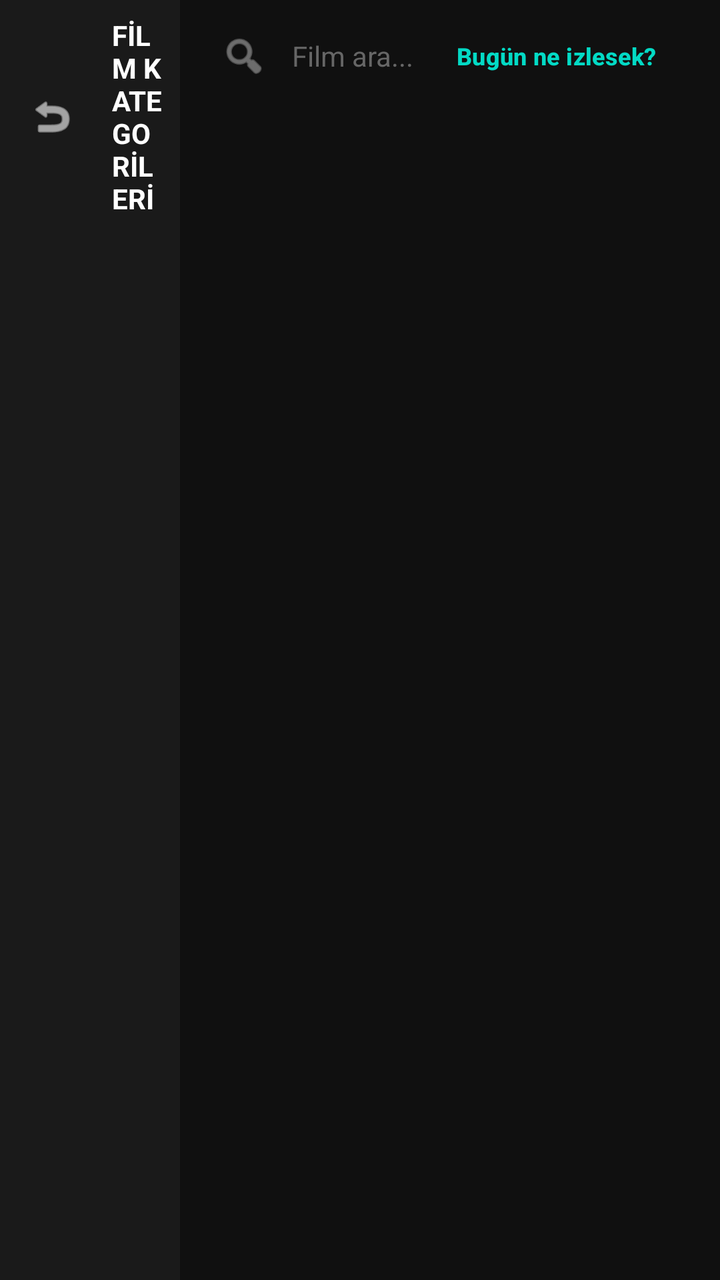
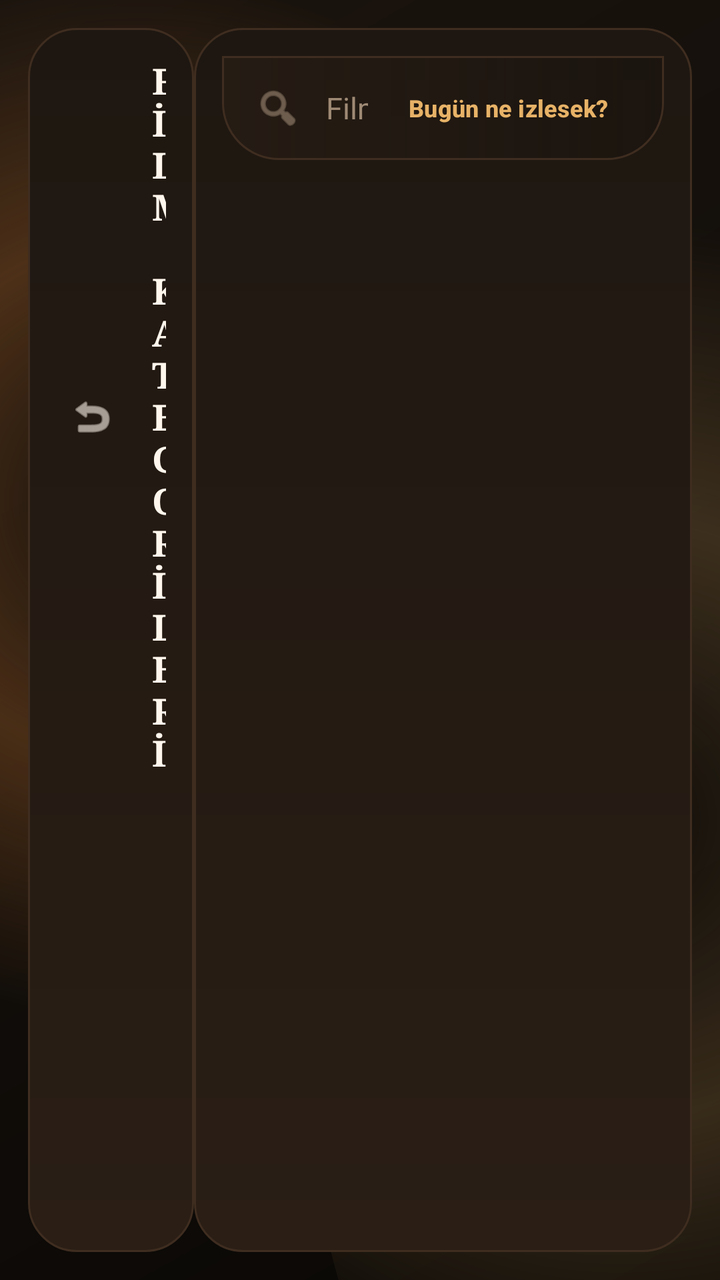

Compare the two renders of this Android layout. The source of the first and the diff that turns it into the second are given below.
<!-- AndroidManifest.xml: application theme Theme.UzunsIPTV -->
<!-- res/layout/activity_vod.xml -->
<?xml version="1.0" encoding="utf-8"?>
<LinearLayout xmlns:android="http://schemas.android.com/apk/res/android"
    xmlns:app="http://schemas.android.com/apk/res-auto"
    xmlns:tools="http://schemas.android.com/tools"
    android:layout_width="match_parent"
    android:layout_height="match_parent"
    android:orientation="horizontal"
    android:background="#101010"
    android:baselineAligned="false"
    tools:context=".VodActivity">

    <LinearLayout
        android:id="@+id/panelCategories"
        android:layout_width="0dp"
        android:layout_height="match_parent"
        android:layout_weight="0.25"
        android:orientation="vertical"
        android:background="#1A1A1A"
        android:padding="8dp">

        <LinearLayout
            android:layout_width="match_parent"
            android:layout_height="wrap_content"
            android:orientation="horizontal"
            android:gravity="center_vertical"
            android:paddingBottom="16dp">

            <ImageView
                android:id="@+id/btnBack"
                android:layout_width="36dp"
                android:layout_height="36dp"
                android:src="@android:drawable/ic_menu_revert"
                app:tint="#FFFFFF"
                android:background="@drawable/bg_universal_selector"
                android:padding="6dp"
                android:clickable="true"
                android:focusable="true"/>

            <TextView
                android:layout_width="wrap_content"
                android:layout_height="wrap_content"
                android:text="FİLM KATEGORİLERİ"
                android:textColor="#FFFFFF"
                android:textSize="14sp"
                android:textStyle="bold"
                android:layout_marginStart="12dp"/>
        </LinearLayout>

        <androidx.recyclerview.widget.RecyclerView
            android:id="@+id/rvCategories"
            android:layout_width="match_parent"
            android:layout_height="match_parent"
            android:nextFocusRight="@+id/rvMovies"
            android:descendantFocusability="afterDescendants"/>

    </LinearLayout>

    <androidx.constraintlayout.widget.ConstraintLayout
        android:layout_width="0dp"
        android:layout_height="match_parent"
        android:layout_weight="0.75"
        android:padding="8dp">

        <LinearLayout
            android:id="@+id/searchBar"
            android:layout_width="match_parent"
            android:layout_height="wrap_content"
            android:orientation="horizontal"
            android:gravity="center_vertical"
            android:background="@drawable/bg_universal_selector"
            android:paddingHorizontal="12dp"
            android:layout_marginBottom="8dp"
            app:layout_constraintTop_toTopOf="parent"
            app:layout_constraintStart_toStartOf="parent"
            app:layout_constraintEnd_toEndOf="parent">

            <ImageView
                android:layout_width="24dp"
                android:layout_height="24dp"
                android:src="@android:drawable/ic_menu_search"
                app:tint="#AAAAAA"/>

            <EditText
                android:id="@+id/etSearch"
                android:layout_width="0dp"
                android:layout_height="40dp"
                android:layout_weight="1"
                android:background="@null"
                android:hint="Film ara..."
                android:textColor="#FFFFFF"
                android:textColorHint="#666666"
                android:textSize="14sp"
                android:paddingStart="12dp"
                android:singleLine="true"
                android:imeOptions="actionSearch"/>

            <Button
                android:id="@+id/btnRandomPick"
                android:layout_width="wrap_content"
                android:layout_height="40dp"
                android:minWidth="0dp"
                android:paddingHorizontal="12dp"
                android:background="@drawable/bg_universal_selector"
                android:drawableStart="@drawable/ic_shuffle"
                android:drawablePadding="8dp"
                android:text="Bugün ne izlesek?"
                android:textAllCaps="false"
                android:textColor="#03DAC5"
                android:textStyle="bold"
                android:textSize="12sp"
                android:contentDescription="Rastgele film"
                android:focusable="true"
                android:clickable="true"
                android:layout_marginStart="8dp"/>
        </LinearLayout>

        <ProgressBar
            android:id="@+id/pbLoading"
            android:layout_width="wrap_content"
            android:layout_height="wrap_content"
            android:indeterminateTint="#03DAC5"
            app:layout_constraintTop_toBottomOf="@+id/searchBar"
            app:layout_constraintBottom_toBottomOf="parent"
            app:layout_constraintStart_toStartOf="parent"
            app:layout_constraintEnd_toEndOf="parent"/>

        <androidx.recyclerview.widget.RecyclerView
            android:id="@+id/rvMovies"
            android:layout_width="match_parent"
            android:layout_height="0dp"
            android:layout_marginTop="8dp"
            app:layout_constraintTop_toBottomOf="@+id/searchBar"
            app:layout_constraintBottom_toBottomOf="parent"
            android:nextFocusLeft="@+id/rvCategories"
            android:descendantFocusability="afterDescendants"/>

    </androidx.constraintlayout.widget.ConstraintLayout>

    <androidx.constraintlayout.widget.ConstraintLayout
        android:id="@+id/randomOverlay"
        android:layout_width="match_parent"
        android:layout_height="match_parent"
        android:background="@drawable/bg_random_overlay"
        android:visibility="gone">

        <androidx.cardview.widget.CardView
            android:id="@+id/randomCard"
            android:layout_width="260dp"
            android:layout_height="380dp"
            android:layout_margin="24dp"
            app:cardCornerRadius="16dp"
            app:cardElevation="18dp"
            android:alpha="0"
            android:scaleX="0.9"
            android:scaleY="0.9"
            app:layout_constraintTop_toTopOf="parent"
            app:layout_constraintBottom_toBottomOf="parent"
            app:layout_constraintStart_toStartOf="parent"
            app:layout_constraintEnd_toEndOf="parent">

            <LinearLayout
                android:layout_width="match_parent"
                android:layout_height="match_parent"
                android:orientation="vertical">

                <ImageView
                    android:id="@+id/randomPoster"
                    android:layout_width="match_parent"
                    android:layout_height="0dp"
                    android:layout_weight="1"
                    android:scaleType="centerCrop"
                    android:src="@drawable/bg_placeholder"/>

                <TextView
                    android:id="@+id/randomTitle"
                    android:layout_width="match_parent"
                    android:layout_height="wrap_content"
                    android:text="Rastgele Film"
                    android:textColor="#FFFFFF"
                    android:textStyle="bold"
                    android:textSize="16sp"
                    android:padding="12dp"
                    android:background="#BF000000"/>

                <LinearLayout
                    android:layout_width="match_parent"
                    android:layout_height="wrap_content"
                    android:orientation="horizontal"
                    android:gravity="center"
                    android:padding="12dp"
                    android:background="#CC000000">

                    <Button
                        android:id="@+id/btnRandomAgain"
                        android:layout_width="0dp"
                        android:layout_height="wrap_content"
                        android:layout_weight="1"
                        android:text="Tekrar"
                        android:textStyle="bold"
                        android:background="@drawable/bg_universal_selector"
                        android:textColor="#FFFFFF"
                        android:padding="10dp"
                        android:nextFocusRight="@id/btnRandomGo"/>

                    <Space
                        android:layout_width="12dp"
                        android:layout_height="wrap_content"/>

                    <Button
                        android:id="@+id/btnRandomGo"
                        android:layout_width="0dp"
                        android:layout_height="wrap_content"
                        android:layout_weight="1"
                        android:text="Filme Git"
                        android:textStyle="bold"
                        android:background="@drawable/bg_primary_button"
                        android:textColor="#000000"
                        android:padding="10dp"
                        android:nextFocusLeft="@id/btnRandomAgain"/>
                </LinearLayout>
            </LinearLayout>
        </androidx.cardview.widget.CardView>
    </androidx.constraintlayout.widget.ConstraintLayout>

</LinearLayout>
<!-- resources referenced by this layout -->
<resources>
  <!-- drawable bg_primary_button (drawable) -->
  <?xml version="1.0" encoding="utf-8"?>
  <selector xmlns:android="http://schemas.android.com/apk/res/android">
      <item android:state_pressed="true">
          <shape android:shape="rectangle">
              <solid android:color="#02c7b4"/>
              <corners android:radius="14dp" />
              <stroke android:width="2dp" android:color="#FFFFFFFF" />
          </shape>
      </item>
      
      
      <item android:state_focused="true">
          <layer-list>
              
              <item android:top="2dp" android:bottom="2dp" android:left="2dp" android:right="2dp">
                  <shape android:shape="rectangle">
                      <solid android:color="#FFFFFF"/>
                      <corners android:radius="16dp" />
                  </shape>
              </item>
              
              <item android:top="5dp" android:bottom="5dp" android:left="5dp" android:right="5dp">
                  <shape android:shape="rectangle">
                      <solid android:color="#00FFF7"/>
                      <corners android:radius="12dp" />
                      <stroke android:width="3dp" android:color="#FFFFFF" />
                  </shape>
              </item>
          </layer-list>
      </item>
      
      
      <item>
          <shape android:shape="rectangle">
              <solid android:color="#03DAC5"/>
              <corners android:radius="14dp" />
          </shape>
      </item>
  </selector>
  <!-- drawable bg_universal_selector (drawable) -->
  <?xml version="1.0" encoding="utf-8"?>
  <selector xmlns:android="http://schemas.android.com/apk/res/android">
  
      <item android:state_focused="true">
          <shape android:shape="rectangle">
              <solid android:color="#15FFFFFF"/> <stroke android:width="2dp" android:color="#FFFFFF" /> <corners android:radius="12dp" />
          </shape>
      </item>
  
      <item android:state_pressed="true">
          <shape android:shape="rectangle">
              <solid android:color="#00000000"/> <stroke android:width="3dp" android:color="#03DAC5" /> <corners android:radius="12dp" />
          </shape>
      </item>
  
      <item>
          <shape android:shape="rectangle">
              <solid android:color="#00000000"/>
              <stroke android:width="0dp" android:color="#00000000" />
              <corners android:radius="12dp" />
          </shape>
      </item>
  </selector>
  <style name="Base.Theme.UzunsIPTV" parent="Theme.Material3.DayNight.NoActionBar">
          
          
      </style>
  <!-- unchanged entries left out for length: 4 -->
</resources>

<!-- the commit's change to res/layout/activity_vod.xml (unified diff, before → after) -->
@@ -2,10 +2,11 @@
 <LinearLayout xmlns:android="http://schemas.android.com/apk/res/android"
     xmlns:app="http://schemas.android.com/apk/res-auto"
     xmlns:tools="http://schemas.android.com/tools"
+    android:id="@+id/rootVodLayout"
     android:layout_width="match_parent"
     android:layout_height="match_parent"
     android:orientation="horizontal"
-    android:background="#101010"
+    android:background="@drawable/bg_app_surface"
     android:baselineAligned="false"
     tools:context=".VodActivity">
 
@@ -14,35 +15,40 @@
         android:layout_width="0dp"
         android:layout_height="match_parent"
         android:layout_weight="0.25"
+        android:layout_marginStart="14dp"
+        android:layout_marginTop="14dp"
+        android:layout_marginBottom="14dp"
         android:orientation="vertical"
-        android:background="#1A1A1A"
-        android:padding="8dp">
+        android:background="@drawable/bg_panel_surface"
+        android:padding="14dp">
 
         <LinearLayout
             android:layout_width="match_parent"
             android:layout_height="wrap_content"
             android:orientation="horizontal"
             android:gravity="center_vertical"
-            android:paddingBottom="16dp">
+            android:paddingBottom="18dp">
 
             <ImageView
                 android:id="@+id/btnBack"
                 android:layout_width="36dp"
                 android:layout_height="36dp"
                 android:src="@android:drawable/ic_menu_revert"
-                app:tint="#FFFFFF"
+                app:tint="@color/app_text_primary"
                 android:background="@drawable/bg_universal_selector"
                 android:padding="6dp"
                 android:clickable="true"
-                android:focusable="true"/>
+                android:focusable="true"
+                android:scaleType="centerInside"/>
 
             <TextView
                 android:layout_width="wrap_content"
                 android:layout_height="wrap_content"
                 android:text="FİLM KATEGORİLERİ"
-                android:textColor="#FFFFFF"
-                android:textSize="14sp"
+                android:textColor="@color/app_text_primary"
+                android:textSize="18sp"
                 android:textStyle="bold"
+                android:fontFamily="serif"
                 android:layout_marginStart="12dp"/>
         </LinearLayout>
 
@@ -56,10 +62,15 @@
     </LinearLayout>
 
     <androidx.constraintlayout.widget.ConstraintLayout
+        android:id="@+id/contentVodPanel"
         android:layout_width="0dp"
         android:layout_height="match_parent"
         android:layout_weight="0.75"
-        android:padding="8dp">
+        android:layout_marginTop="14dp"
+        android:layout_marginEnd="14dp"
+        android:layout_marginBottom="14dp"
+        android:background="@drawable/bg_panel_surface"
+        android:padding="14dp">
 
         <LinearLayout
             android:id="@+id/searchBar"
@@ -67,9 +78,10 @@
             android:layout_height="wrap_content"
             android:orientation="horizontal"
             android:gravity="center_vertical"
-            android:background="@drawable/bg_universal_selector"
-            android:paddingHorizontal="12dp"
-            android:layout_marginBottom="8dp"
+            android:background="@drawable/bg_toolbar_surface"
+            android:paddingHorizontal="16dp"
+            android:paddingVertical="6dp"
+            android:layout_marginBottom="12dp"
             app:layout_constraintTop_toTopOf="parent"
             app:layout_constraintStart_toStartOf="parent"
             app:layout_constraintEnd_toEndOf="parent">
@@ -78,7 +90,8 @@
                 android:layout_width="24dp"
                 android:layout_height="24dp"
                 android:src="@android:drawable/ic_menu_search"
-                app:tint="#AAAAAA"/>
+                app:tint="@color/app_text_muted"
+                android:scaleType="centerInside"/>
 
             <EditText
                 android:id="@+id/etSearch"
@@ -87,9 +100,9 @@
                 android:layout_weight="1"
                 android:background="@null"
                 android:hint="Film ara..."
-                android:textColor="#FFFFFF"
-                android:textColorHint="#666666"
-                android:textSize="14sp"
+                android:textColor="@color/app_text_primary"
+                android:textColorHint="@color/app_text_muted"
+                android:textSize="15sp"
                 android:paddingStart="12dp"
                 android:singleLine="true"
                 android:imeOptions="actionSearch"/>
@@ -105,7 +118,7 @@
                 android:drawablePadding="8dp"
                 android:text="Bugün ne izlesek?"
                 android:textAllCaps="false"
-                android:textColor="#03DAC5"
+                android:textColor="@color/app_accent"
                 android:textStyle="bold"
                 android:textSize="12sp"
                 android:contentDescription="Rastgele film"
@@ -118,7 +131,7 @@
             android:id="@+id/pbLoading"
             android:layout_width="wrap_content"
             android:layout_height="wrap_content"
-            android:indeterminateTint="#03DAC5"
+            android:indeterminateTint="@color/app_accent"
             app:layout_constraintTop_toBottomOf="@+id/searchBar"
             app:layout_constraintBottom_toBottomOf="parent"
             app:layout_constraintStart_toStartOf="parent"
@@ -148,8 +161,9 @@
             android:layout_width="260dp"
             android:layout_height="380dp"
             android:layout_margin="24dp"
-            app:cardCornerRadius="16dp"
-            app:cardElevation="18dp"
+            app:cardBackgroundColor="@color/app_card"
+            app:cardCornerRadius="24dp"
+            app:cardElevation="0dp"
             android:alpha="0"
             android:scaleX="0.9"
             android:scaleY="0.9"
@@ -176,11 +190,11 @@
                     android:layout_width="match_parent"
                     android:layout_height="wrap_content"
                     android:text="Rastgele Film"
-                    android:textColor="#FFFFFF"
+                    android:textColor="@color/app_text_primary"
                     android:textStyle="bold"
-                    android:textSize="16sp"
+                    android:textSize="18sp"
                     android:padding="12dp"
-                    android:background="#BF000000"/>
+                    android:background="@drawable/bg_toolbar_surface"/>
 
                 <LinearLayout
                     android:layout_width="match_parent"
@@ -188,7 +202,7 @@
                     android:orientation="horizontal"
                     android:gravity="center"
                     android:padding="12dp"
-                    android:background="#CC000000">
+                    android:background="@drawable/bg_panel_surface">
 
                     <Button
                         android:id="@+id/btnRandomAgain"
@@ -198,7 +212,7 @@
                         android:text="Tekrar"
                         android:textStyle="bold"
                         android:background="@drawable/bg_universal_selector"
-                        android:textColor="#FFFFFF"
+                        android:textColor="@color/app_text_primary"
                         android:padding="10dp"
                         android:nextFocusRight="@id/btnRandomGo"/>
 
@@ -214,7 +228,7 @@
                         android:text="Filme Git"
                         android:textStyle="bold"
                         android:background="@drawable/bg_primary_button"
-                        android:textColor="#000000"
+                        android:textColor="@color/login_button_text"
                         android:padding="10dp"
                         android:nextFocusLeft="@id/btnRandomAgain"/>
                 </LinearLayout>
<!-- resource entries referenced after the edit -->
@@ -1,72 +1,165 @@
 <!-- resources referenced by this layout -->
 <resources>
+  <color name="app_accent">#E7B267</color>
+  <color name="app_card">#251B13</color>
+  <color name="app_text_muted">#9F8A75</color>
+  <color name="app_text_primary">#FFF7ED</color>
+  <!-- drawable bg_app_surface (drawable) -->
+  <?xml version="1.0" encoding="utf-8"?>
+  <layer-list xmlns:android="http://schemas.android.com/apk/res/android">
+      <item>
+          <shape android:shape="rectangle">
+              <gradient
+                  android:angle="315"
+                  android:startColor="@color/app_bg_secondary"
+                  android:centerColor="@color/app_bg"
+                  android:endColor="#090705" />
+          </shape>
+      </item>
+      <item android:top="-140dp" android:left="-100dp" android:right="120dp">
+          <shape android:shape="oval">
+              <gradient
+                  android:type="radial"
+                  android:gradientRadius="260dp"
+                  android:centerColor="#55B66A2C"
+                  android:endColor="#00120E0A" />
+          </shape>
+      </item>
+      <item android:bottom="-180dp" android:right="-120dp" android:left="140dp">
+          <shape android:shape="oval">
+              <gradient
+                  android:type="radial"
+                  android:gradientRadius="300dp"
+                  android:centerColor="#33E7B267"
+                  android:endColor="#00120E0A" />
+          </shape>
+      </item>
+  </layer-list>
+  <!-- drawable bg_panel_surface (drawable) -->
+  <?xml version="1.0" encoding="utf-8"?>
+  <shape xmlns:android="http://schemas.android.com/apk/res/android" android:shape="rectangle">
+      <gradient
+          android:angle="90"
+          android:startColor="@color/app_panel_strong"
+          android:endColor="@color/app_panel" />
+      <corners android:radius="24dp" />
+      <stroke android:width="1dp" android:color="@color/app_stroke" />
+  </shape>
   <!-- drawable bg_primary_button (drawable) -->
   <?xml version="1.0" encoding="utf-8"?>
   <selector xmlns:android="http://schemas.android.com/apk/res/android">
       <item android:state_pressed="true">
           <shape android:shape="rectangle">
-              <solid android:color="#02c7b4"/>
-              <corners android:radius="14dp" />
-              <stroke android:width="2dp" android:color="#FFFFFFFF" />
+              <solid android:color="@color/app_accent"/>
+              <corners android:radius="20dp" />
+              <stroke android:width="2dp" android:color="@color/app_focus" />
           </shape>
       </item>
-      
-      
+  
       <item android:state_focused="true">
           <layer-list>
-              
               <item android:top="2dp" android:bottom="2dp" android:left="2dp" android:right="2dp">
                   <shape android:shape="rectangle">
-                      <solid android:color="#FFFFFF"/>
-                      <corners android:radius="16dp" />
+                      <solid android:color="@color/app_focus"/>
+                      <corners android:radius="22dp" />
                   </shape>
               </item>
-              
               <item android:top="5dp" android:bottom="5dp" android:left="5dp" android:right="5dp">
                   <shape android:shape="rectangle">
-                      <solid android:color="#00FFF7"/>
-                      <corners android:radius="12dp" />
-                      <stroke android:width="3dp" android:color="#FFFFFF" />
+                      <solid android:color="@color/app_accent_strong"/>
+                      <corners android:radius="18dp" />
+                      <stroke android:width="2dp" android:color="@color/app_focus" />
                   </shape>
               </item>
           </layer-list>
       </item>
-      
-      
+  
       <item>
           <shape android:shape="rectangle">
-              <solid android:color="#03DAC5"/>
-              <corners android:radius="14dp" />
+              <gradient
+                  android:angle="0"
+                  android:startColor="@color/app_accent_strong"
+                  android:endColor="@color/app_accent" />
+              <corners android:radius="20dp" />
           </shape>
       </item>
   </selector>
+  <!-- drawable bg_toolbar_surface (drawable) -->
+  <?xml version="1.0" encoding="utf-8"?>
+  <shape xmlns:android="http://schemas.android.com/apk/res/android" android:shape="rectangle">
+      <gradient
+          android:angle="0"
+          android:startColor="#D1261C14"
+          android:endColor="#A018120D" />
+      <corners android:bottomLeftRadius="28dp" android:bottomRightRadius="28dp" />
+      <stroke android:width="1dp" android:color="@color/app_stroke" />
+  </shape>
   <!-- drawable bg_universal_selector (drawable) -->
   <?xml version="1.0" encoding="utf-8"?>
   <selector xmlns:android="http://schemas.android.com/apk/res/android">
   
       <item android:state_focused="true">
-          <shape android:shape="rectangle">
-              <solid android:color="#15FFFFFF"/> <stroke android:width="2dp" android:color="#FFFFFF" /> <corners android:radius="12dp" />
-          </shape>
+          <inset
+              android:insetLeft="1dp"
+              android:insetTop="1dp"
+              android:insetRight="1dp"
+              android:insetBottom="1dp">
+              <shape android:shape="rectangle">
+                  <solid android:color="#332A1E15"/>
+                  <stroke android:width="2dp" android:color="@color/app_focus" />
+                  <corners android:radius="24dp" />
+              </shape>
+          </inset>
       </item>
   
       <item android:state_pressed="true">
-          <shape android:shape="rectangle">
-              <solid android:color="#00000000"/> <stroke android:width="3dp" android:color="#03DAC5" /> <corners android:radius="12dp" />
-          </shape>
+          <inset
+              android:insetLeft="1dp"
+              android:insetTop="1dp"
+              android:insetRight="1dp"
+              android:insetBottom="1dp">
+              <shape android:shape="rectangle">
+                  <solid android:color="#332A1E15"/>
+                  <stroke android:width="2dp" android:color="@color/app_accent" />
+                  <corners android:radius="24dp" />
+              </shape>
+          </inset>
       </item>
   
       <item>
           <shape android:shape="rectangle">
               <solid android:color="#00000000"/>
               <stroke android:width="0dp" android:color="#00000000" />
-              <corners android:radius="12dp" />
+              <corners android:radius="24dp" />
           </shape>
       </item>
   </selector>
+  <color name="app_bg_secondary">#1B140E</color>
+  <color name="app_bg">#120E0A</color>
+  <color name="app_panel_strong">#2A1E15</color>
+  <color name="app_panel">#1E1711</color>
+  <color name="app_stroke">#3F2D20</color>
+  <color name="app_focus">#FFF2D8</color>
+  <color name="app_accent_strong">#FFCB7A</color>
   <style name="Base.Theme.UzunsIPTV" parent="Theme.Material3.DayNight.NoActionBar">
-          
-          
+          <item name="colorPrimary">@color/app_accent</item>
+          <item name="colorOnPrimary">@color/login_button_text</item>
+          <item name="colorSecondary">@color/app_accent_deep</item>
+          <item name="colorOnSecondary">@color/app_text_primary</item>
+          <item name="android:windowBackground">@color/app_bg</item>
+          <item name="android:statusBarColor">@android:color/transparent</item>
+          <item name="android:navigationBarColor">@color/app_bg</item>
+          <item name="android:windowLightStatusBar">false</item>
+          <item name="android:textColorPrimary">@color/app_text_primary</item>
+          <item name="android:textColorSecondary">@color/app_text_secondary</item>
+          <item name="materialCardViewStyle">@style/Uzuns.Card</item>
+      </style>
+  <color name="app_accent_deep">#B66A2C</color>
+  <color name="app_text_secondary">#D9C7B4</color>
+  <style name="Uzuns.Card" parent="Widget.Material3.CardView.Elevated">
+          <item name="cardBackgroundColor">@color/app_card</item>
+          <item name="cardCornerRadius">24dp</item>
+          <item name="cardElevation">0dp</item>
       </style>
   <!-- unchanged entries left out for length: 4 -->
 </resources>
